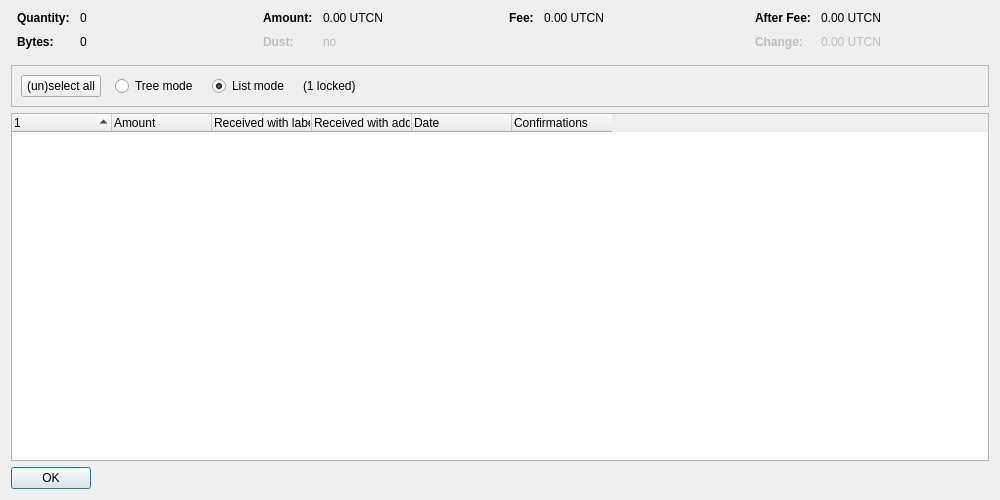
Before: the Qt Designer form src/qt/forms/coincontroldialog.ui in Ultracoins/Ultracoin, drawn with Qt 5.
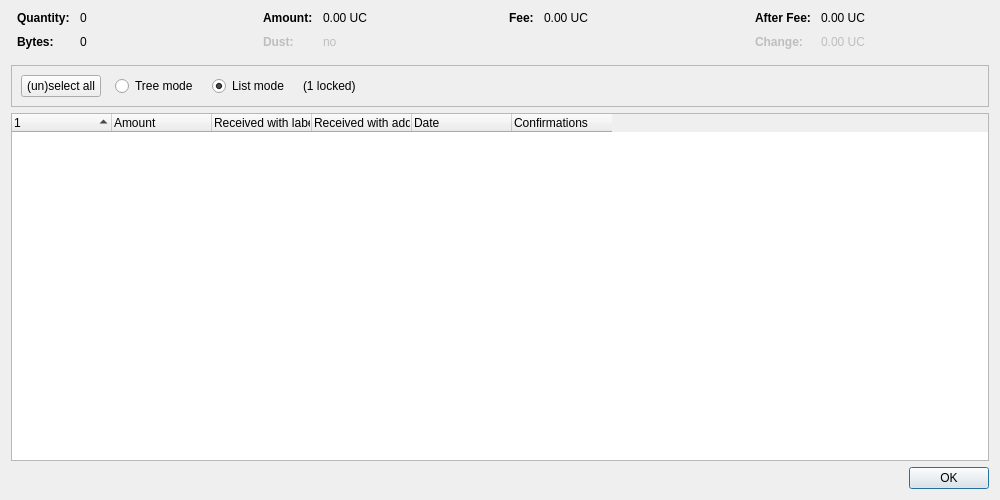
After: the same form once the commit is applied. Custom widgets are drawn as their Qt base class.

Patch:
```diff
--- a/src/qt/forms/coincontroldialog.ui
+++ b/src/qt/forms/coincontroldialog.ui
@@ -132,7 +132,7 @@
           <enum>Qt::ActionsContextMenu</enum>
          </property>
          <property name="text">
-          <string notr="true">0.00 UTCN</string>
+          <string notr="true">0.00 UC</string>
          </property>
          <property name="textInteractionFlags">
           <set>Qt::LinksAccessibleByMouse|Qt::TextSelectableByKeyboard|Qt::TextSelectableByMouse</set>
@@ -212,7 +212,7 @@
           <enum>Qt::ActionsContextMenu</enum>
          </property>
          <property name="text">
-          <string notr="true">0.00 UTCN</string>
+          <string notr="true">0.00 UC</string>
          </property>
          <property name="textInteractionFlags">
           <set>Qt::LinksAccessibleByMouse|Qt::TextSelectableByKeyboard|Qt::TextSelectableByMouse</set>
@@ -257,7 +257,7 @@
           <enum>Qt::ActionsContextMenu</enum>
          </property>
          <property name="text">
-          <string notr="true">0.00 UTCN</string>
+          <string notr="true">0.00 UC</string>
          </property>
          <property name="textInteractionFlags">
           <set>Qt::LinksAccessibleByMouse|Qt::TextSelectableByKeyboard|Qt::TextSelectableByMouse</set>
@@ -292,7 +292,7 @@
           <enum>Qt::ActionsContextMenu</enum>
          </property>
          <property name="text">
-          <string notr="true">0.00 UTCN</string>
+          <string notr="true">0.00 UC</string>
          </property>
          <property name="textInteractionFlags">
           <set>Qt::LinksAccessibleByMouse|Qt::TextSelectableByKeyboard|Qt::TextSelectableByMouse</set>
@@ -467,12 +467,6 @@
    </item>
    <item>
     <widget class="QDialogButtonBox" name="buttonBox">
-     <property name="sizePolicy">
-      <sizepolicy hsizetype="Maximum" vsizetype="Fixed">
-       <horstretch>0</horstretch>
-       <verstretch>0</verstretch>
-      </sizepolicy>
-     </property>
      <property name="orientation">
       <enum>Qt::Horizontal</enum>
      </property>
```
